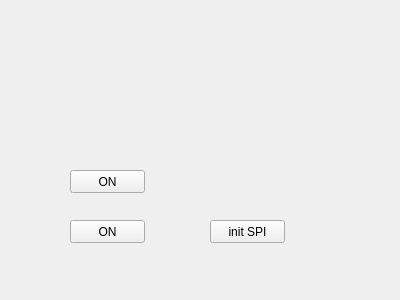
Before: the Qt Designer form widget.ui in arsinte-andrei/atpFtdiRc522, drawn with Qt 5.
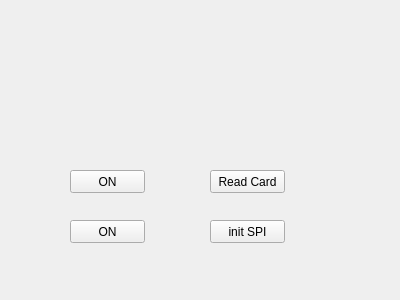
After: the same form once the commit is applied.

Patch:
```diff
--- a/widget.ui
+++ b/widget.ui
@@ -52,6 +52,19 @@
     <string>ON</string>
    </property>
   </widget>
+  <widget class="QPushButton" name="pushButton_4">
+   <property name="geometry">
+    <rect>
+     <x>210</x>
+     <y>170</y>
+     <width>75</width>
+     <height>23</height>
+    </rect>
+   </property>
+   <property name="text">
+    <string>Read Card</string>
+   </property>
+  </widget>
  </widget>
  <layoutdefault spacing="6" margin="11"/>
  <resources/>
```
